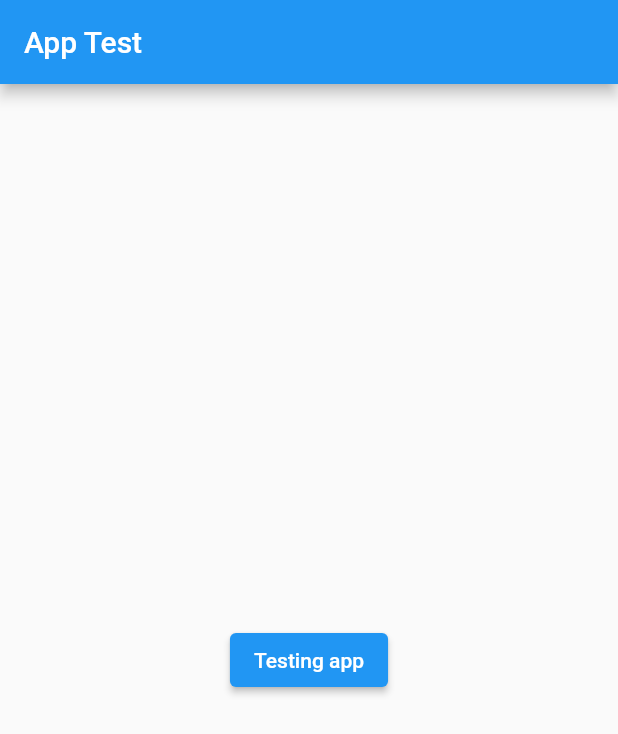
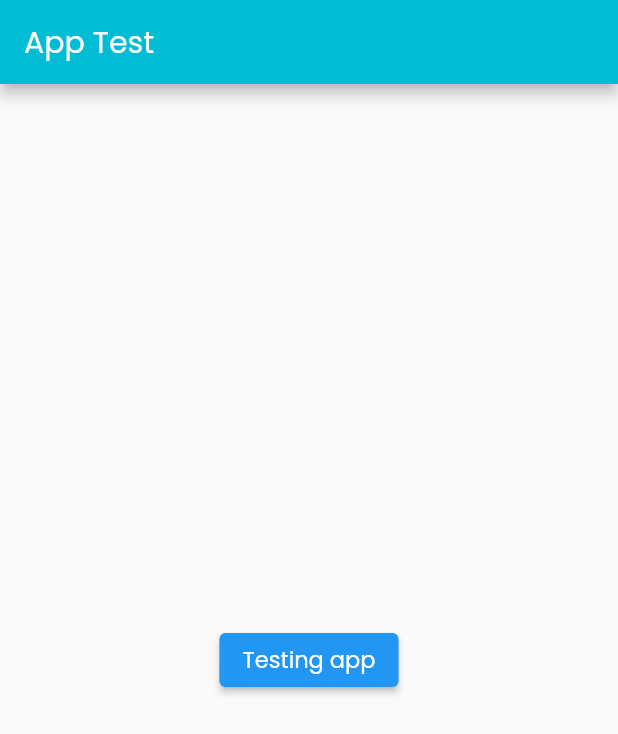
Before and after one commit to ozaenzenzen/flutter-test-ios, a Flutter app: the screen it shows after launch, on a phone screen of 412 x 824 dp. Shown: the top 734 px of the screen. Run offline on Flutter 3.47's test engine with Material 2 defaults, Android fonts, the light colour scheme and no system bars; our stand-ins replace google_fonts.

Commit message:
update main

```diff
--- a/lib/main.dart
+++ b/lib/main.dart
@@ -1,4 +1,5 @@
 import 'package:flutter/material.dart';
+import 'package:test_flutter1/constants.dart';
 import 'package:test_flutter1/homepage.dart';
 
 void main(){
@@ -15,10 +16,11 @@ class MyApp extends StatefulWidget {
 class _MyAppState extends State<MyApp> {
   @override
   Widget build(BuildContext context) {
-    return const MaterialApp(
+    return MaterialApp(
       title: 'test app',
-      home: HomePage(),
+      home: const HomePage(),
       debugShowCheckedModeBanner: false,
+      theme: appThemeData,
     );
   }
 }
```
